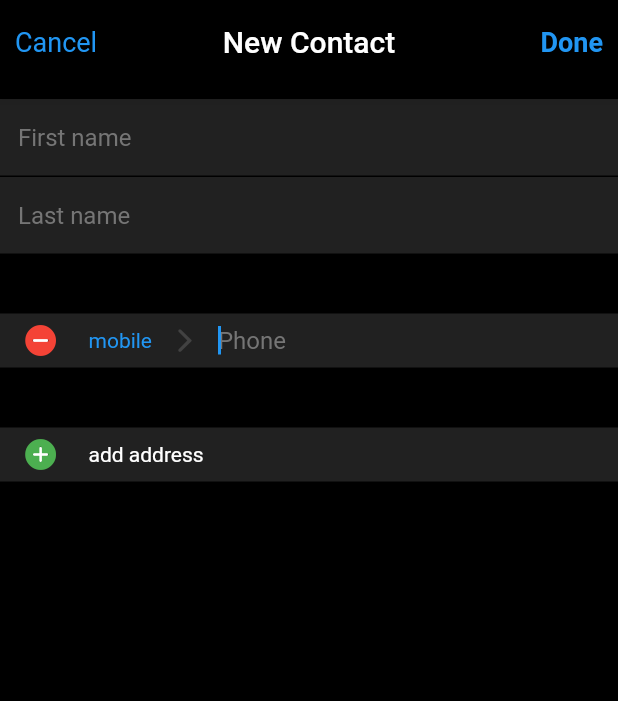
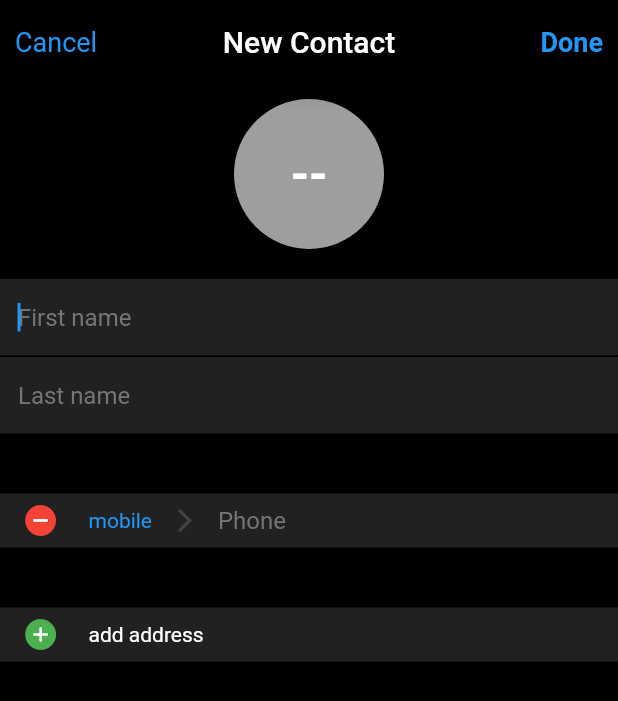
Before and after one commit to barosv/barosv_contacts_app, a Flutter app: the ContactsSavePage screen opened by its route, after a tap on "add phone", on a phone screen of 412 x 824 dp. Shown: the top 701 px of the screen. Run offline on Flutter 3.47's test engine with Material 2 defaults, Android fonts, the phone set to English and light mode, and no system bars; our stand-ins replace equatable, flutter_bloc, get_it, go_router, objectbox, scroll_to_index and 1 more; accounts and stored records are empty; generated files the repository leaves out were written again.

Commit message:
Added: Contact Edit and Delete

```diff
--- a/lib/features/contacts/presentation/pages/contacts_save_page/contacts_save_page.dart
+++ b/lib/features/contacts/presentation/pages/contacts_save_page/contacts_save_page.dart
@@ -3,29 +3,68 @@ import 'package:flutter_bloc/flutter_bloc.dart';
 import 'package:go_router/go_router.dart';
 
 import 'package:barosv_contacts_app/features/contacts/data/models/contact.dart';
+import 'package:barosv_contacts_app/features/contacts/domain/contacts_controller.dart';
 import 'package:barosv_contacts_app/features/contacts/presentation/bloc/contact/contact_bloc.dart';
 import 'package:barosv_contacts_app/features/contacts/presentation/bloc/contact/contact_event.dart';
+import 'package:barosv_contacts_app/injections/injection.dart';
 import 'package:barosv_contacts_app/shared/pages_ids.dart';
 
 import 'widgets/index.dart';
 
 class ContactsSavePage extends StatelessWidget {
-  const ContactsSavePage({super.key});
+  final Contact? contact;
+
+  const ContactsSavePage({
+    super.key,
+    this.contact,
+  });
 
   @override
   Widget build(BuildContext context) {
-    Contact contact = Contact.empty();
+    Contact newContact = contact ?? Contact.empty();
+
+    final letters =
+        getIt.get<ContactsController>().getContactLetters(newContact);
+
     return SafeArea(
       child: Scaffold(
         appBar: ContactsSaveAppBar(
-          onSave: () => _save(context: context, contact: contact),
+          isNew: contact == null,
+          onSave: () => _save(context: context, value: newContact),
         ),
         body: SingleChildScrollView(
           child: Padding(
             padding: const EdgeInsets.symmetric(vertical: 10.0),
-            child: ContactForm(
-              contact: contact,
-              onChanged: (value) => contact = value,
+            child: Column(
+              children: [
+                CircleAvatar(
+                  backgroundColor: Colors.grey,
+                  foregroundColor: Colors.white,
+                  radius: 50.0,
+                  child: Text(
+                    letters ?? '--',
+                    style: const TextStyle(
+                      fontSize: 32.0,
+                      fontWeight: FontWeight.bold,
+                    ),
+                  ),
+                ),
+                const SizedBox(height: 20.0),
+                ContactForm(
+                  contact: newContact,
+                  isNew: contact == null,
+                  onChanged: (value) => newContact = value,
+                ),
+                if (contact != null) ...[
+                  const SizedBox(height: 20.0),
+                  DeleteButton(
+                    onTap: () => _delete(
+                      context: context,
+                      value: newContact.id,
+                    ),
+                  ),
+                ],
+              ],
             ),
           ),
         ),
@@ -33,8 +72,18 @@ class ContactsSavePage extends StatelessWidget {
     );
   }
 
-  void _save({required BuildContext context, required Contact contact}) {
-    context.read<ContactsBloc>().add(Create(contact: contact));
-    context.push(contactsViewPageId, extra: contact);
+  void _save({required BuildContext context, required Contact value}) {
+    if (contact == null) {
+      context.read<ContactsBloc>().add(Create(contact: value));
+    } else {
+      context.read<ContactsBloc>().add(Update(contact: value));
+    }
+
+    context.push(contactsViewPageId, extra: value);
+  }
+
+  void _delete({required BuildContext context, required int value}) {
+    context.read<ContactsBloc>().add(Delete(id: value));
+    context.push(contactsListPageId);
   }
 }
--- a/lib/features/contacts/presentation/pages/contacts_save_page/widgets/address_input.dart
+++ b/lib/features/contacts/presentation/pages/contacts_save_page/widgets/address_input.dart
@@ -28,6 +28,7 @@ class _AddressInputState extends State<AddressInput> {
 
   @override
   void initState() {
+    _streetAddress1Controller.text = widget.value;
     _value = widget.value;
     super.initState();
   }
@@ -62,7 +63,7 @@ class _AddressInputState extends State<AddressInput> {
                 child: Icon(
                   CupertinoIcons.clear_circled_solid,
                   color: secondaryColor,
-                  size: 18.0,
+                  size: 17.0,
                 ),
               ),
       ),
--- a/lib/features/contacts/presentation/pages/contacts_save_page/widgets/contact_form.dart
+++ b/lib/features/contacts/presentation/pages/contacts_save_page/widgets/contact_form.dart
@@ -7,11 +7,13 @@ import 'index.dart';
 
 class ContactForm extends StatefulWidget {
   final Contact contact;
+  final bool isNew;
   final ValueChanged<Contact> onChanged;
 
   const ContactForm({
     super.key,
     required this.contact,
+    required this.isNew,
     required this.onChanged,
   });
 
@@ -28,14 +30,19 @@ class ContactFormState extends State<ContactForm> {
   final _lastNameController = TextEditingController();
 
   // View notifiers
-  final _phoneNotifier = ValueNotifier(false);
-  final _addressNotifier = ValueNotifier(false);
+  late ValueNotifier<bool> _phoneNotifier;
+  late ValueNotifier<bool> _addressNotifier;
 
   late Contact _contact;
 
   @override
   void initState() {
     _contact = widget.contact;
+    _firstNameController.text = _contact.firstName;
+    _lastNameController.text = _contact.lastName;
+
+    _phoneNotifier = ValueNotifier(!widget.isNew);
+    _addressNotifier = ValueNotifier(!widget.isNew);
     super.initState();
   }
 
@@ -61,6 +68,7 @@ class ContactFormState extends State<ContactForm> {
               // FIRST NAME
               TextFormField(
                 controller: _firstNameController,
+                autofocus: true,
                 onChanged: (value) {
                   _contact.firstName = value;
                   widget.onChanged(_contact);
@@ -105,6 +113,7 @@ class ContactFormState extends State<ContactForm> {
 
             return Segment(
               content: PhoneForm(
+                value: _contact.phoneNumber,
                 onChanged: (value) {
                   _contact.phoneNumber = value;
                   widget.onChanged(_contact);
@@ -112,7 +121,10 @@ class ContactFormState extends State<ContactForm> {
               ),
               hint: AppLocalizations.of(context)!.phoneNumber,
               label: AppLocalizations.of(context)!.mobile,
-              onDelete: () => _phoneNotifier.value = false,
+              onDelete: () {
+                _contact.phoneNumber = '';
+                _phoneNotifier.value = false;
+              },
             );
           },
         ),
@@ -140,7 +152,14 @@ class ContactFormState extends State<ContactForm> {
               ),
               hint: AppLocalizations.of(context)!.phoneNumber,
               label: AppLocalizations.of(context)!.home,
-              onDelete: () => _addressNotifier.value = false,
+              onDelete: () {
+                _contact.streetAddress1 = '';
+                _contact.streetAddress2 = '';
+                _contact.city = '';
+                _contact.state = '';
+                _contact.zipCode = '';
+                _addressNotifier.value = false;
+              },
             );
           },
         ),
--- a/lib/features/contacts/presentation/pages/contacts_save_page/widgets/contacts_save_app_bar.dart
+++ b/lib/features/contacts/presentation/pages/contacts_save_page/widgets/contacts_save_app_bar.dart
@@ -3,12 +3,15 @@ import 'package:flutter_gen/gen_l10n/app_localizations.dart';
 import 'package:go_router/go_router.dart';
 
 class ContactsSaveAppBar extends StatelessWidget with PreferredSizeWidget {
+  final bool isNew;
   final VoidCallback onSave;
+
   @override
   final Size preferredSize;
 
   const ContactsSaveAppBar({
     super.key,
+    required this.isNew,
     required this.onSave,
   }) : preferredSize = const Size.fromHeight(kToolbarHeight);
 
@@ -16,7 +19,7 @@ class ContactsSaveAppBar extends StatelessWidget with PreferredSizeWidget {
   Widget build(BuildContext context) {
     return AppBar(
       centerTitle: true,
-      title: Text(AppLocalizations.of(context)!.newContact),
+      title: isNew ? Text(AppLocalizations.of(context)!.newContact) : null,
       leading: Row(
         children: [
           const SizedBox(width: 10.0),
--- a/lib/features/contacts/presentation/pages/contacts_save_page/widgets/index.dart
+++ b/lib/features/contacts/presentation/pages/contacts_save_page/widgets/index.dart
@@ -2,6 +2,7 @@ export 'address_form.dart';
 export 'address_input.dart';
 export 'contact_form.dart';
 export 'contacts_save_app_bar.dart';
+export 'delete_button.dart';
 export 'new_field.dart';
 export 'phone_form.dart';
 export 'segment.dart';
--- a/lib/features/contacts/presentation/pages/contacts_save_page/widgets/phone_form.dart
+++ b/lib/features/contacts/presentation/pages/contacts_save_page/widgets/phone_form.dart
@@ -5,10 +5,12 @@ import 'package:flutter_gen/gen_l10n/app_localizations.dart';
 import 'package:barosv_contacts_app/shared/color_constants.dart';
 
 class PhoneForm extends StatefulWidget {
+  final String value;
   final ValueChanged<String> onChanged;
 
   const PhoneForm({
     super.key,
+    required this.value,
     required this.onChanged,
   });
 
@@ -20,6 +22,12 @@ class _PhoneFormState extends State<PhoneForm> {
   final _controller = TextEditingController();
 
   String _value = '';
+
+  @override
+  void initState() {
+    _controller.text = widget.value;
+    super.initState();
+  }
 
   @override
   void dispose() {
@@ -51,7 +59,7 @@ class _PhoneFormState extends State<PhoneForm> {
                 child: Icon(
                   CupertinoIcons.clear_circled_solid,
                   color: secondaryColor,
-                  size: 18.0,
+                  size: 17.0,
                 ),
               ),
       ),
--- a/lib/features/contacts/presentation/pages/contacts_view_page/contacts_view_page.dart
+++ b/lib/features/contacts/presentation/pages/contacts_view_page/contacts_view_page.dart
@@ -12,6 +12,7 @@ import 'widgets/index.dart';
 
 class ContactsViewPage extends StatelessWidget {
   final Contact? contact;
+
   const ContactsViewPage({super.key, required this.contact});
 
   @override
--- /dev/null
+++ b/lib/features/contacts/presentation/pages/index.dart
@@ -0,0 +1,4 @@
+export 'contacts_list_page/contacts_list_page.dart';
+export 'contacts_save_page/contacts_save_page.dart';
+export 'contacts_search_page/contacts_search_page.dart';
+export 'contacts_view_page/contacts_view_page.dart';
--- a/lib/l10n/app_en.arb
+++ b/lib/l10n/app_en.arb
@@ -34,6 +34,9 @@
 
     "checkSpelling": "Check the spelling or try a new search.",
     "@checkSpelling": {"description": "Note for checking spelling"},
+
+    "delete": "Delete Contact",
+    "@delete": {"description": "Delete Contact"},
 
     "done": "Done",
     "@done": {"description": "Done"},
--- a/lib/l10n/app_es.arb
+++ b/lib/l10n/app_es.arb
@@ -34,6 +34,9 @@
 
     "checkSpelling": "Revise la ortografía o intente una nueva búsqueda.",
     "@checkSpelling": {"description": "Nota para revisar la ortografía"},
+
+    "delete": "Eliminar Contacto",
+    "@delete": {"description": "Eliminar Contacto"},
 
     "done": "Finalizar",
     "@done": {"description": "Finalizar"},
--- a/lib/router.dart
+++ b/lib/router.dart
@@ -1,10 +1,7 @@
-import 'package:barosv_contacts_app/features/contacts/data/models/contact.dart';
 import 'package:go_router/go_router.dart';
 
-import 'package:barosv_contacts_app/features/contacts/presentation/pages/contacts_save_page/contacts_save_page.dart';
-import 'package:barosv_contacts_app/features/contacts/presentation/pages/contacts_search_page/contacts_search_page.dart';
-import 'package:barosv_contacts_app/features/contacts/presentation/pages/contacts_list_page/contacts_list_page.dart';
-import 'package:barosv_contacts_app/features/contacts/presentation/pages/contacts_view_page/contacts_view_page.dart';
+import 'package:barosv_contacts_app/features/contacts/data/models/contact.dart';
+import 'package:barosv_contacts_app/features/contacts/presentation/pages/index.dart';
 import 'package:barosv_contacts_app/features/splash/splash_screen.dart';
 
 import 'package:barosv_contacts_app/shared/pages_ids.dart';
@@ -21,7 +18,9 @@ final router = GoRouter(
     ),
     GoRoute(
       path: contactsSavePageId,
-      builder: (context, state) => const ContactsSavePage(),
+      builder: (context, state) => ContactsSavePage(
+        contact: state.extra as Contact?,
+      ),
     ),
     GoRoute(
       path: contactsSearchPageId,
```
Also changed, not shown: lib/features/contacts/presentation/pages/contacts_save_page/widgets/delete_button.dart (added, +32 -0 lines).
